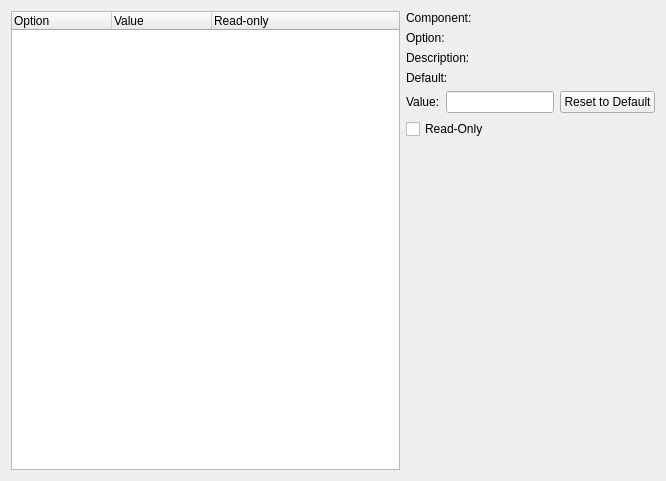
Above: kgpgconf/mainwidget.ui from sensama/kleopatra before the change. Below: the same form after it.
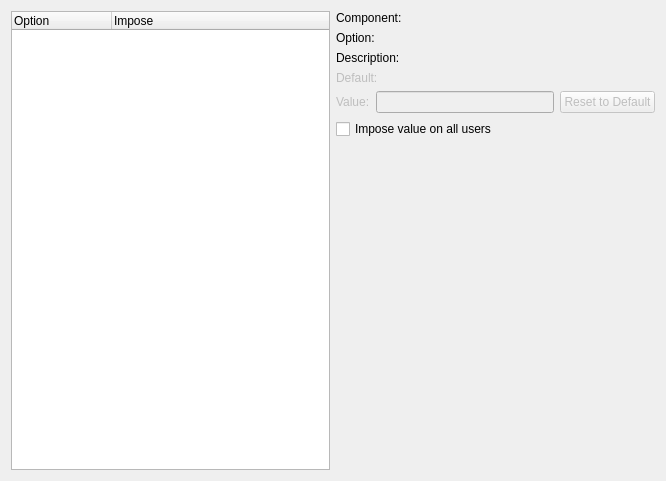
That is the form after the change.

Commit message: Disable value widgets for now, remove value column

Diff of the .ui file:
```diff
--- a/kgpgconf/mainwidget.ui
+++ b/kgpgconf/mainwidget.ui
@@ -22,17 +22,12 @@
      </column>
      <column>
       <property name="text" >
-       <string>Value</string>
-      </property>
-     </column>
-     <column>
-      <property name="text" >
-       <string>Read-only</string>
+       <string>Impose</string>
       </property>
      </column>
     </widget>
    </item>
-   <item row="0" column="1" colspan="2" >
+   <item row="0" column="1" >
     <layout class="QHBoxLayout" >
      <item>
       <widget class="QLabel" name="label_3" >
@@ -62,7 +57,7 @@
      </item>
     </layout>
    </item>
-   <item row="1" column="1" colspan="2" >
+   <item row="1" column="1" >
     <layout class="QHBoxLayout" >
      <item>
       <widget class="QLabel" name="label_2" >
@@ -89,7 +84,7 @@
      </item>
     </layout>
    </item>
-   <item row="2" column="1" colspan="2" >
+   <item row="2" column="1" >
     <layout class="QHBoxLayout" >
      <item>
       <widget class="QLabel" name="label" >
@@ -122,10 +117,13 @@
      </item>
     </layout>
    </item>
-   <item row="3" column="1" colspan="2" >
+   <item row="3" column="1" >
     <layout class="QHBoxLayout" >
      <item>
       <widget class="QLabel" name="label_6" >
+       <property name="enabled" >
+        <bool>false</bool>
+       </property>
        <property name="text" >
         <string>Default:</string>
        </property>
@@ -133,6 +131,9 @@
      </item>
      <item>
       <widget class="QLabel" name="label_5" >
+       <property name="enabled" >
+        <bool>false</bool>
+       </property>
        <property name="sizePolicy" >
         <sizepolicy vsizetype="Preferred" hsizetype="Preferred" >
          <horstretch>1</horstretch>
@@ -146,10 +147,13 @@
      </item>
     </layout>
    </item>
-   <item row="4" column="1" colspan="2" >
+   <item row="4" column="1" >
     <layout class="QHBoxLayout" >
      <item>
       <widget class="QLabel" name="label_4" >
+       <property name="enabled" >
+        <bool>false</bool>
+       </property>
        <property name="text" >
         <string>Value:</string>
        </property>
@@ -157,6 +161,9 @@
      </item>
      <item>
       <widget class="QLineEdit" name="valueLE" >
+       <property name="enabled" >
+        <bool>false</bool>
+       </property>
        <property name="text" >
         <string/>
        </property>
@@ -164,6 +171,9 @@
      </item>
      <item>
       <widget class="QPushButton" name="resetButton" >
+       <property name="enabled" >
+        <bool>false</bool>
+       </property>
        <property name="text" >
         <string>Reset to Default</string>
        </property>
@@ -174,14 +184,14 @@
    <item row="5" column="1" >
     <widget class="QCheckBox" name="readOnlyBox" >
      <property name="text" >
-      <string>Read-Only</string>
+      <string>Impose value on all users</string>
      </property>
      <property name="checked" >
       <bool>false</bool>
      </property>
     </widget>
    </item>
-   <item row="6" column="2" >
+   <item row="6" column="1" >
     <spacer>
      <property name="orientation" >
       <enum>Qt::Vertical</enum>
```
The commit also changes 3 other files.
